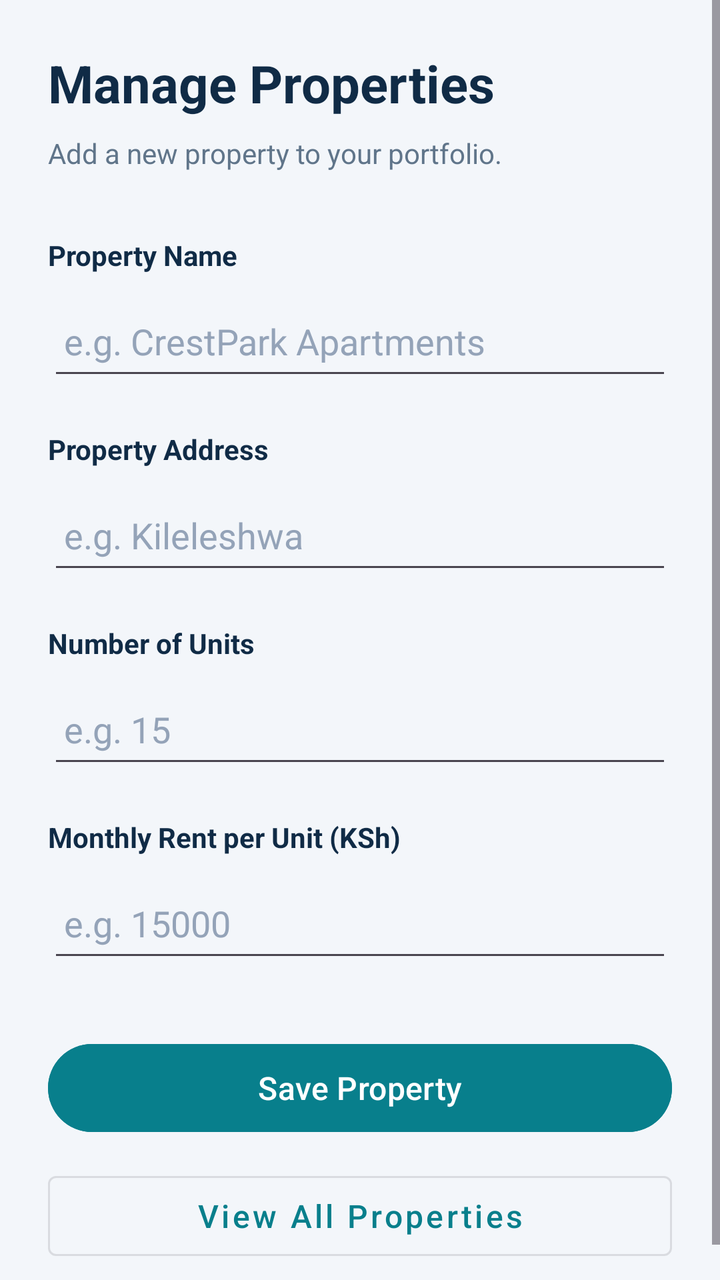
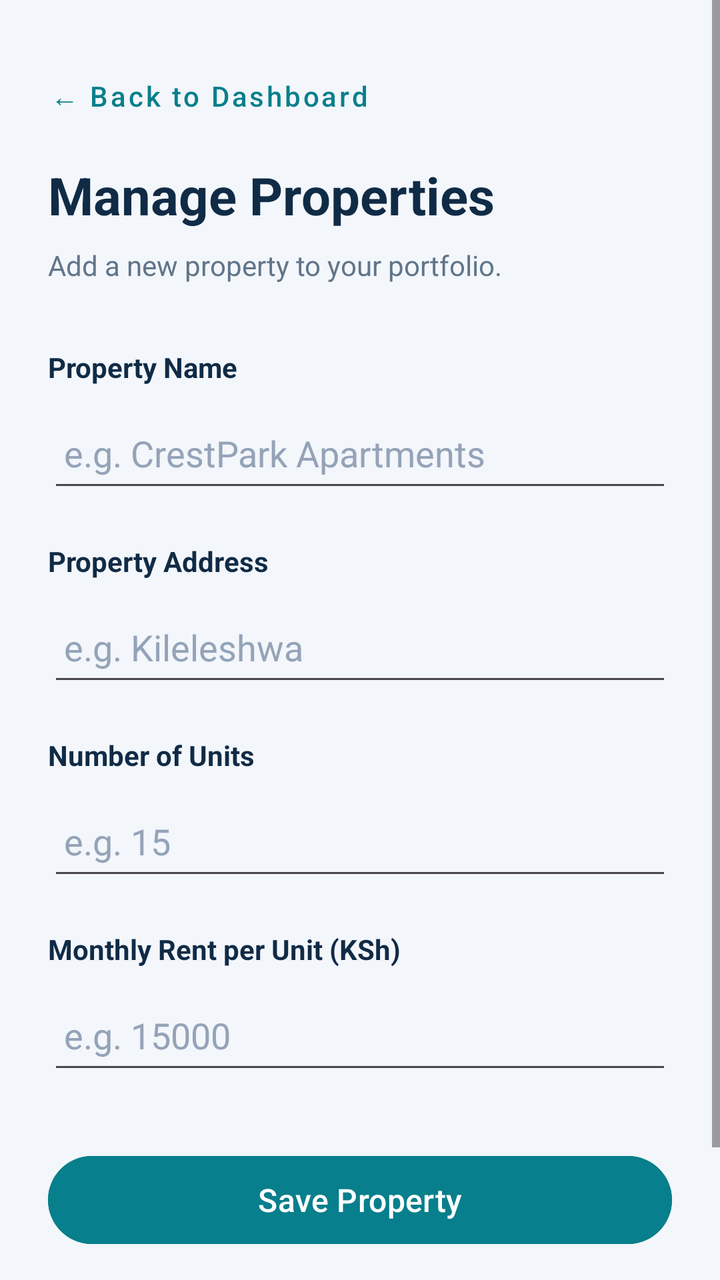

Before-and-after screenshots of an Android layout around one commit, followed by the original layout XML and the change that was made.
<!-- AndroidManifest.xml: application theme Theme.RentManagementSystem -->
<!-- res/layout/activity_manage_properties.xml -->
<?xml version="1.0" encoding="utf-8"?>
<ScrollView xmlns:android="http://schemas.android.com/apk/res/android"
    android:layout_width="match_parent"
    android:layout_height="match_parent"
    android:background="#F3F6FA"
    android:fillViewport="true">

    <LinearLayout
        android:layout_width="match_parent"
        android:layout_height="wrap_content"
        android:orientation="vertical"
        android:padding="24dp">

        <TextView
            android:layout_width="match_parent"
            android:layout_height="wrap_content"
            android:text="Manage Properties"
            android:textColor="#102B46"
            android:textSize="26sp"
            android:textStyle="bold" />

        <TextView
            android:layout_width="match_parent"
            android:layout_height="wrap_content"
            android:layout_marginTop="8dp"
            android:text="Add a new property to your portfolio."
            android:textColor="#60758A"
            android:textSize="14sp" />

        <TextView
            android:layout_width="match_parent"
            android:layout_height="wrap_content"
            android:layout_marginTop="32dp"
            android:text="Property Name"
            android:textColor="#102B46"
            android:textSize="14sp"
            android:textStyle="bold" />

        <EditText
            android:id="@+id/etPropertyName"
            android:layout_width="match_parent"
            android:layout_height="wrap_content"
            android:layout_marginTop="6dp"
            android:hint="e.g. CrestPark Apartments"
            android:inputType="textCapWords"
            android:minHeight="52dp"
            android:paddingStart="8dp"
            android:paddingEnd="8dp"
            android:singleLine="true"
            android:textColor="#102B46"
            android:textColorHint="#94A3B8" />

        <TextView
            android:layout_width="match_parent"
            android:layout_height="wrap_content"
            android:layout_marginTop="20dp"
            android:text="Property Address"
            android:textColor="#102B46"
            android:textSize="14sp"
            android:textStyle="bold" />

        <EditText
            android:id="@+id/etPropertyAddress"
            android:layout_width="match_parent"
            android:layout_height="wrap_content"
            android:layout_marginTop="6dp"
            android:hint="e.g. Kileleshwa"
            android:inputType="textCapSentences"
            android:minHeight="52dp"
            android:paddingStart="8dp"
            android:paddingEnd="8dp"
            android:textColor="#102B46"
            android:textColorHint="#94A3B8" />

        <TextView
            android:layout_width="match_parent"
            android:layout_height="wrap_content"
            android:layout_marginTop="20dp"
            android:text="Number of Units"
            android:textColor="#102B46"
            android:textSize="14sp"
            android:textStyle="bold" />

        <EditText
            android:id="@+id/etNumberOfUnits"
            android:layout_width="match_parent"
            android:layout_height="wrap_content"
            android:layout_marginTop="6dp"
            android:hint="e.g. 15"
            android:inputType="number"
            android:minHeight="52dp"
            android:paddingStart="8dp"
            android:paddingEnd="8dp"
            android:singleLine="true"
            android:textColor="#102B46"
            android:textColorHint="#94A3B8" />

        <TextView
            android:layout_width="match_parent"
            android:layout_height="wrap_content"
            android:layout_marginTop="20dp"
            android:text="Monthly Rent per Unit (KSh)"
            android:textColor="#102B46"
            android:textSize="14sp"
            android:textStyle="bold" />

        <EditText
            android:id="@+id/etMonthlyRent"
            android:layout_width="match_parent"
            android:layout_height="wrap_content"
            android:layout_marginTop="6dp"
            android:hint="e.g. 15000"
            android:inputType="numberDecimal"
            android:minHeight="52dp"
            android:paddingStart="8dp"
            android:paddingEnd="8dp"
            android:singleLine="true"
            android:textColor="#102B46"
            android:textColorHint="#94A3B8" />

        <Button
            android:id="@+id/btnSaveProperty"
            android:layout_width="match_parent"
            android:layout_height="52dp"
            android:layout_marginTop="32dp"
            android:backgroundTint="#087F8C"
            android:text="Save Property"
            android:textAllCaps="false"
            android:textColor="#FFFFFF"
            android:textSize="16sp" />

        <Button
            android:id="@+id/btnViewProperties"
            style="@style/Widget.MaterialComponents.Button.OutlinedButton"
            android:layout_width="match_parent"
            android:layout_height="52dp"
            android:layout_marginTop="12dp"
            android:text="View All Properties"
            android:textAllCaps="false"
            android:textColor="#087F8C"
            android:textSize="16sp" />

    </LinearLayout>

</ScrollView>
<!-- resources referenced by this layout -->
<resources>
  <style name="Theme.RentManagementSystem" parent="Base.Theme.RentManagementSystem" />
  <style name="Base.Theme.RentManagementSystem" parent="Theme.Material3.DayNight.NoActionBar">
          
          
      </style>
</resources>

<!-- the commit's change to res/layout/activity_manage_properties.xml (unified diff, before → after) -->
@@ -11,9 +11,21 @@
         android:orientation="vertical"
         android:padding="24dp">
 
+        <Button
+            android:id="@+id/btnBack"
+            style="@style/Widget.MaterialComponents.Button.TextButton"
+            android:layout_width="wrap_content"
+            android:layout_height="wrap_content"
+            android:layout_marginStart="-8dp"
+            android:text="← Back to Dashboard"
+            android:textAllCaps="false"
+            android:textColor="#087F8C"
+            android:textSize="14sp" />
+
         <TextView
             android:layout_width="match_parent"
             android:layout_height="wrap_content"
+            android:layout_marginTop="8dp"
             android:text="Manage Properties"
             android:textColor="#102B46"
             android:textSize="26sp"
@@ -131,13 +143,13 @@
 
         <Button
             android:id="@+id/btnViewProperties"
-            style="@style/Widget.MaterialComponents.Button.OutlinedButton"
             android:layout_width="match_parent"
             android:layout_height="52dp"
             android:layout_marginTop="12dp"
+            android:backgroundTint="#087F8C"
             android:text="View All Properties"
             android:textAllCaps="false"
-            android:textColor="#087F8C"
+            android:textColor="#FFFFFF"
             android:textSize="16sp" />
 
     </LinearLayout>
